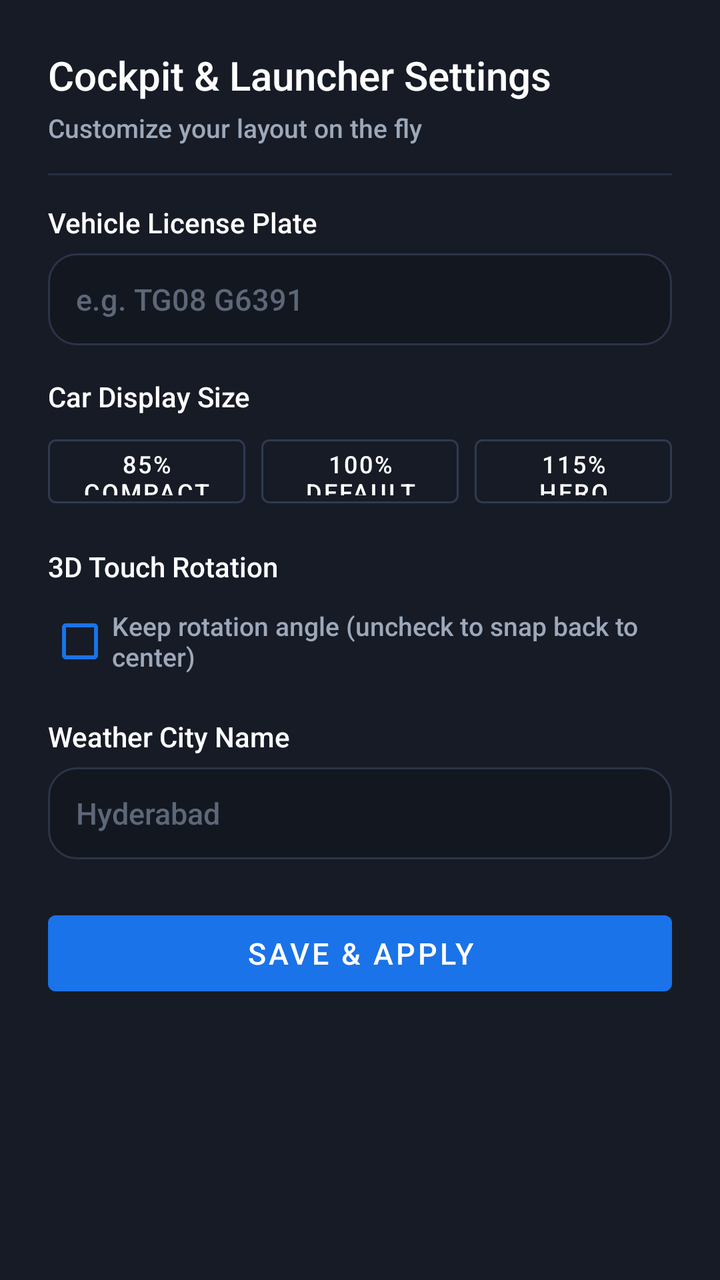
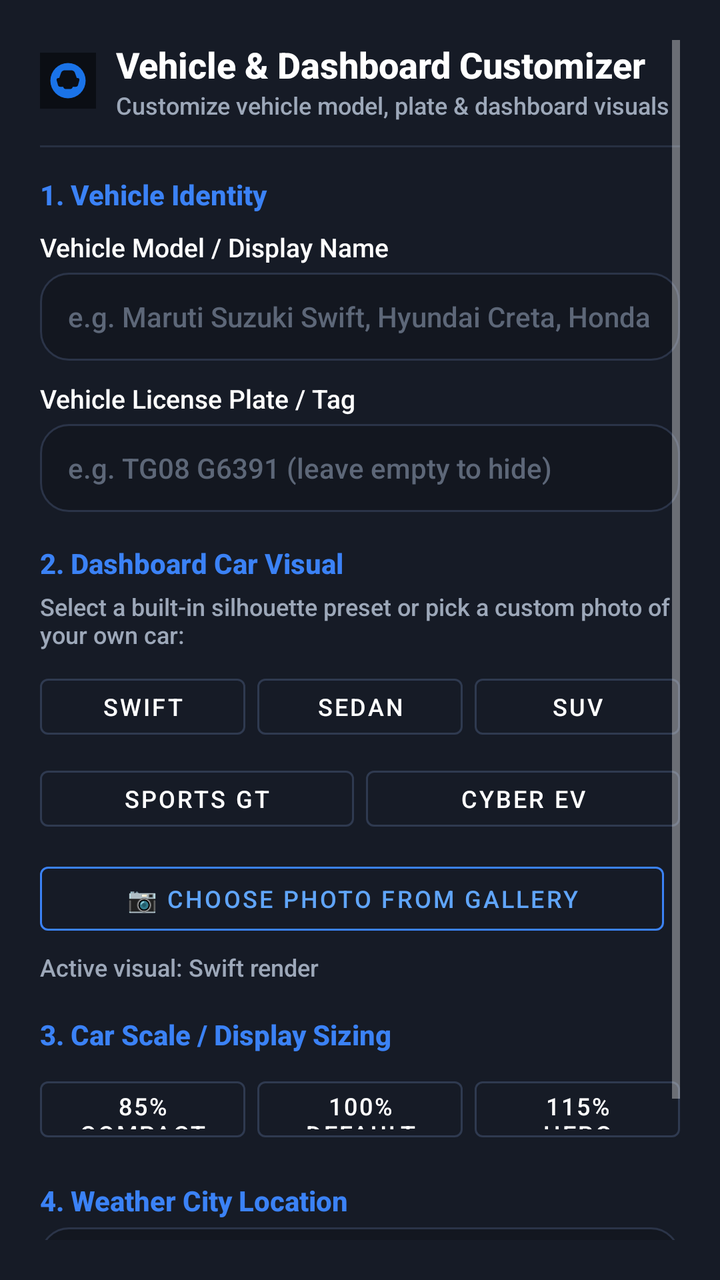

An Android layout rendered at two revisions. The XML below is the earlier revision; the diff shows what the commit changed to produce the second picture.
<!-- AndroidManifest.xml: application theme Theme.SwiftCarLauncher -->
<!-- res/layout/dialog_launcher_settings.xml -->
<?xml version="1.0" encoding="utf-8"?>
<ScrollView xmlns:android="http://schemas.android.com/apk/res/android"
    xmlns:app="http://schemas.android.com/apk/res-auto"
    android:layout_width="match_parent"
    android:layout_height="wrap_content"
    android:background="#161B26"
    android:padding="24dp">

    <LinearLayout
        android:layout_width="match_parent"
        android:layout_height="wrap_content"
        android:orientation="vertical">

        <TextView
            android:layout_width="wrap_content"
            android:layout_height="wrap_content"
            android:fontFamily="sans-serif-medium"
            android:text="Cockpit &amp; Launcher Settings"
            android:textColor="@color/text_primary"
            android:textSize="20sp" />

        <TextView
            android:layout_width="wrap_content"
            android:layout_height="wrap_content"
            android:layout_marginTop="4dp"
            android:text="Customize your layout on the fly"
            android:textColor="@color/text_secondary"
            android:textSize="13sp" />

        <View
            android:layout_width="match_parent"
            android:layout_height="1dp"
            android:layout_marginTop="14dp"
            android:layout_marginBottom="14dp"
            android:background="#273042" />

        
        <TextView
            android:layout_width="wrap_content"
            android:layout_height="wrap_content"
            android:fontFamily="sans-serif-medium"
            android:text="Vehicle License Plate"
            android:textColor="@color/text_primary"
            android:textSize="14sp" />

        <EditText
            android:id="@+id/editLicensePlate"
            android:layout_width="match_parent"
            android:layout_height="46dp"
            android:layout_marginTop="6dp"
            android:background="@drawable/bg_toggle_pill"
            android:hint="e.g. TG08 G6391"
            android:inputType="textCapCharacters"
            android:paddingStart="14dp"
            android:paddingEnd="14dp"
            android:textColor="@color/text_primary"
            android:textColorHint="@color/text_tertiary"
            android:textSize="15sp" />

        
        <TextView
            android:layout_width="wrap_content"
            android:layout_height="wrap_content"
            android:layout_marginTop="16dp"
            android:fontFamily="sans-serif-medium"
            android:text="Car Display Size"
            android:textColor="@color/text_primary"
            android:textSize="14sp" />

        <LinearLayout
            android:layout_width="match_parent"
            android:layout_height="44dp"
            android:layout_marginTop="6dp"
            android:orientation="horizontal">

            <Button
                android:id="@+id/btnSizeSmall"
                style="@style/Widget.MaterialComponents.Button.OutlinedButton"
                android:layout_width="0dp"
                android:layout_height="match_parent"
                android:layout_marginEnd="8dp"
                android:layout_weight="1"
                android:text="85% Compact"
                android:textColor="@color/text_primary"
                android:textSize="12sp"
                app:strokeColor="#2F3A50" />

            <Button
                android:id="@+id/btnSizeNormal"
                style="@style/Widget.MaterialComponents.Button.OutlinedButton"
                android:layout_width="0dp"
                android:layout_height="match_parent"
                android:layout_marginEnd="8dp"
                android:layout_weight="1"
                android:text="100% Default"
                android:textColor="@color/text_primary"
                android:textSize="12sp"
                app:strokeColor="#2F3A50" />

            <Button
                android:id="@+id/btnSizeLarge"
                style="@style/Widget.MaterialComponents.Button.OutlinedButton"
                android:layout_width="0dp"
                android:layout_height="match_parent"
                android:layout_weight="1"
                android:text="115% Hero"
                android:textColor="@color/text_primary"
                android:textSize="12sp"
                app:strokeColor="#2F3A50" />
        </LinearLayout>

        
        <TextView
            android:layout_width="wrap_content"
            android:layout_height="wrap_content"
            android:layout_marginTop="16dp"
            android:fontFamily="sans-serif-medium"
            android:text="3D Touch Rotation"
            android:textColor="@color/text_primary"
            android:textSize="14sp" />

        <CheckBox
            android:id="@+id/checkFreeRotate"
            android:layout_width="wrap_content"
            android:layout_height="wrap_content"
            android:layout_marginTop="4dp"
            android:buttonTint="@color/card_android_auto"
            android:text="Keep rotation angle (uncheck to snap back to center)"
            android:textColor="@color/text_secondary"
            android:textSize="13sp" />

        
        <TextView
            android:layout_width="wrap_content"
            android:layout_height="wrap_content"
            android:layout_marginTop="14dp"
            android:fontFamily="sans-serif-medium"
            android:text="Weather City Name"
            android:textColor="@color/text_primary"
            android:textSize="14sp" />

        <EditText
            android:id="@+id/editCity"
            android:layout_width="match_parent"
            android:layout_height="46dp"
            android:layout_marginTop="6dp"
            android:background="@drawable/bg_toggle_pill"
            android:hint="Hyderabad"
            android:inputType="textCapWords"
            android:paddingStart="14dp"
            android:paddingEnd="14dp"
            android:textColor="@color/text_primary"
            android:textColorHint="@color/text_tertiary"
            android:textSize="15sp" />

        
        <Button
            android:id="@+id/btnSaveSettings"
            android:layout_width="match_parent"
            android:layout_height="50dp"
            android:layout_marginTop="22dp"
            android:backgroundTint="@color/card_android_auto"
            android:fontFamily="sans-serif-medium"
            android:text="Save &amp; Apply"
            android:textColor="@color/text_primary"
            android:textSize="15sp" />

    </LinearLayout>
</ScrollView>
<!-- resources referenced by this layout -->
<resources>
  <color name="card_android_auto">#1A73E8</color>
  <color name="text_primary">#FFFFFF</color>
  <color name="text_secondary">#9DA8B9</color>
  <color name="text_tertiary">#5D6778</color>
  <!-- drawable bg_toggle_pill (drawable) -->
  <?xml version="1.0" encoding="utf-8"?>
  <ripple xmlns:android="http://schemas.android.com/apk/res/android"
      android:color="#26FFFFFF">
      <item>
          <shape android:shape="rectangle">
              <solid android:color="#131720" />
              <stroke
                  android:width="1dp"
                  android:color="#2B3448" />
              <corners android:radius="14dp" />
          </shape>
      </item>
  </ripple>
  <style name="Theme.SwiftCarLauncher" parent="Theme.MaterialComponents.NoActionBar">
          <item name="android:windowBackground">@color/bg_dashboard</item>
          <item name="android:statusBarColor">@color/bg_dashboard</item>
          <item name="android:navigationBarColor">@color/bg_dashboard</item>
          <item name="android:windowDrawsSystemBarBackgrounds">true</item>
          <item name="android:windowNoTitle">true</item>
          <item name="android:windowFullscreen">true</item>
          <item name="android:fontFamily">sans-serif-medium</item>
      </style>
  <color name="bg_dashboard">#0B0E14</color>
</resources>

<!-- the commit's change to res/layout/dialog_launcher_settings.xml (unified diff, before → after) -->
@@ -4,33 +4,54 @@
     android:layout_width="match_parent"
     android:layout_height="wrap_content"
     android:background="#161B26"
-    android:padding="24dp">
+    android:padding="20dp">
 
     <LinearLayout
         android:layout_width="match_parent"
         android:layout_height="wrap_content"
         android:orientation="vertical">
 
-        <TextView
-            android:layout_width="wrap_content"
-            android:layout_height="wrap_content"
-            android:fontFamily="sans-serif-medium"
-            android:text="Cockpit &amp; Launcher Settings"
-            android:textColor="@color/text_primary"
-            android:textSize="20sp" />
-
-        <TextView
-            android:layout_width="wrap_content"
-            android:layout_height="wrap_content"
-            android:layout_marginTop="4dp"
-            android:text="Customize your layout on the fly"
-            android:textColor="@color/text_secondary"
-            android:textSize="13sp" />
+        
+        <LinearLayout
+            android:layout_width="match_parent"
+            android:layout_height="wrap_content"
+            android:gravity="center_vertical"
+            android:orientation="horizontal">
+
+            <ImageView
+                android:layout_width="28dp"
+                android:layout_height="28dp"
+                android:layout_marginEnd="10dp"
+                android:src="@drawable/ic_launcher_car" />
+
+            <LinearLayout
+                android:layout_width="0dp"
+                android:layout_height="wrap_content"
+                android:layout_weight="1"
+                android:orientation="vertical">
+
+                <TextView
+                    android:layout_width="wrap_content"
+                    android:layout_height="wrap_content"
+                    android:fontFamily="sans-serif-medium"
+                    android:text="Vehicle &amp; Dashboard Customizer"
+                    android:textColor="@color/text_primary"
+                    android:textSize="18sp"
+                    android:textStyle="bold" />
+
+                <TextView
+                    android:layout_width="wrap_content"
+                    android:layout_height="wrap_content"
+                    android:text="Customize vehicle model, plate &amp; dashboard visuals"
+                    android:textColor="@color/text_secondary"
+                    android:textSize="12sp" />
+            </LinearLayout>
+        </LinearLayout>
 
         <View
             android:layout_width="match_parent"
             android:layout_height="1dp"
-            android:layout_marginTop="14dp"
+            android:layout_marginTop="12dp"
             android:layout_marginBottom="14dp"
             android:background="#273042" />
 
@@ -39,23 +60,58 @@
             android:layout_width="wrap_content"
             android:layout_height="wrap_content"
             android:fontFamily="sans-serif-medium"
-            android:text="Vehicle License Plate"
-            android:textColor="@color/text_primary"
+            android:text="1. Vehicle Identity"
+            android:textColor="#3B82F6"
+            android:textSize="14sp"
+            android:textStyle="bold" />
+
+        
+        <TextView
+            android:layout_width="wrap_content"
+            android:layout_height="wrap_content"
+            android:layout_marginTop="8dp"
+            android:fontFamily="sans-serif-medium"
+            android:text="Vehicle Model / Display Name"
+            android:textColor="@color/text_primary"
+            android:textSize="13sp" />
+
+        <EditText
+            android:id="@+id/editVehicleName"
+            android:layout_width="match_parent"
+            android:layout_height="44dp"
+            android:layout_marginTop="4dp"
+            android:background="@drawable/bg_toggle_pill"
+            android:hint="e.g. Maruti Suzuki Swift, Hyundai Creta, Honda Civic"
+            android:inputType="textCapWords"
+            android:paddingStart="14dp"
+            android:paddingEnd="14dp"
+            android:textColor="@color/text_primary"
+            android:textColorHint="@color/text_tertiary"
             android:textSize="14sp" />
+
+        
+        <TextView
+            android:layout_width="wrap_content"
+            android:layout_height="wrap_content"
+            android:layout_marginTop="10dp"
+            android:fontFamily="sans-serif-medium"
+            android:text="Vehicle License Plate / Tag"
+            android:textColor="@color/text_primary"
+            android:textSize="13sp" />
 
         <EditText
             android:id="@+id/editLicensePlate"
             android:layout_width="match_parent"
-            android:layout_height="46dp"
-            android:layout_marginTop="6dp"
+            android:layout_height="44dp"
+            android:layout_marginTop="4dp"
             android:background="@drawable/bg_toggle_pill"
-            android:hint="e.g. TG08 G6391"
+            android:hint="e.g. TG08 G6391 (leave empty to hide)"
             android:inputType="textCapCharacters"
             android:paddingStart="14dp"
             android:paddingEnd="14dp"
             android:textColor="@color/text_primary"
             android:textColorHint="@color/text_tertiary"
-            android:textSize="15sp" />
+            android:textSize="14sp" />
 
         
         <TextView
@@ -63,22 +119,162 @@
             android:layout_height="wrap_content"
             android:layout_marginTop="16dp"
             android:fontFamily="sans-serif-medium"
-            android:text="Car Display Size"
-            android:textColor="@color/text_primary"
-            android:textSize="14sp" />
-
-        <LinearLayout
-            android:layout_width="match_parent"
-            android:layout_height="44dp"
+            android:text="2. Dashboard Car Visual"
+            android:textColor="#3B82F6"
+            android:textSize="14sp"
+            android:textStyle="bold" />
+
+        <TextView
+            android:layout_width="wrap_content"
+            android:layout_height="wrap_content"
+            android:layout_marginTop="4dp"
+            android:text="Select a built-in silhouette preset or pick a custom photo of your own car:"
+            android:textColor="@color/text_secondary"
+            android:textSize="12sp" />
+
+        
+        <LinearLayout
+            android:layout_width="match_parent"
+            android:layout_height="40dp"
+            android:layout_marginTop="8dp"
+            android:orientation="horizontal">
+
+            <Button
+                android:id="@+id/btnPresetSwift"
+                style="@style/Widget.MaterialComponents.Button.OutlinedButton"
+                android:layout_width="0dp"
+                android:layout_height="match_parent"
+                android:layout_marginEnd="6dp"
+                android:layout_weight="1"
+                android:padding="0dp"
+                android:text="Swift"
+                android:textColor="@color/text_primary"
+                android:textSize="12sp"
+                app:strokeColor="#2F3A50" />
+
+            <Button
+                android:id="@+id/btnPresetSedan"
+                style="@style/Widget.MaterialComponents.Button.OutlinedButton"
+                android:layout_width="0dp"
+                android:layout_height="match_parent"
+                android:layout_marginEnd="6dp"
+                android:layout_weight="1"
+                android:padding="0dp"
+                android:text="Sedan"
+                android:textColor="@color/text_primary"
+                android:textSize="12sp"
+                app:strokeColor="#2F3A50" />
+
+            <Button
+                android:id="@+id/btnPresetSuv"
+                style="@style/Widget.MaterialComponents.Button.OutlinedButton"
+                android:layout_width="0dp"
+                android:layout_height="match_parent"
+                android:layout_weight="1"
+                android:padding="0dp"
+                android:text="SUV"
+                android:textColor="@color/text_primary"
+                android:textSize="12sp"
+                app:strokeColor="#2F3A50" />
+        </LinearLayout>
+
+        
+        <LinearLayout
+            android:layout_width="match_parent"
+            android:layout_height="40dp"
             android:layout_marginTop="6dp"
             android:orientation="horizontal">
 
             <Button
+                android:id="@+id/btnPresetSports"
+                style="@style/Widget.MaterialComponents.Button.OutlinedButton"
+                android:layout_width="0dp"
+                android:layout_height="match_parent"
+                android:layout_marginEnd="6dp"
+                android:layout_weight="1"
+                android:padding="0dp"
+                android:text="Sports GT"
+                android:textColor="@color/text_primary"
+                android:textSize="12sp"
+                app:strokeColor="#2F3A50" />
+
+            <Button
+                android:id="@+id/btnPresetEv"
+                style="@style/Widget.MaterialComponents.Button.OutlinedButton"
+                android:layout_width="0dp"
+                android:layout_height="match_parent"
+                android:layout_weight="1"
+                android:padding="0dp"
+                android:text="Cyber EV"
+                android:textColor="@color/text_primary"
+                android:textSize="12sp"
+                app:strokeColor="#2F3A50" />
+        </LinearLayout>
+
+        
+        <LinearLayout
+            android:layout_width="match_parent"
+            android:layout_height="wrap_content"
+            android:layout_marginTop="8dp"
+            android:gravity="center_vertical"
+            android:orientation="horizontal">
+
+            <Button
+                android:id="@+id/btnPickCustomImage"
+                style="@style/Widget.MaterialComponents.Button.OutlinedButton"
+                android:layout_width="0dp"
+                android:layout_height="44dp"
+                android:layout_marginEnd="8dp"
+                android:layout_weight="1"
+                android:text="📷 Choose Photo from Gallery"
+                android:textColor="#60A5FA"
+                android:textSize="12sp"
+                app:strokeColor="#3B82F6" />
+
+            <Button
+                android:id="@+id/btnClearCustomImage"
+                style="@style/Widget.MaterialComponents.Button.OutlinedButton"
+                android:layout_width="wrap_content"
+                android:layout_height="44dp"
+                android:text="Clear Photo"
+                android:textColor="#F87171"
+                android:textSize="12sp"
+                android:visibility="gone"
+                app:strokeColor="#EF4444" />
+        </LinearLayout>
+
+        <TextView
+            android:id="@+id/textCarVisualStatus"
+            android:layout_width="wrap_content"
+            android:layout_height="wrap_content"
+            android:layout_marginTop="4dp"
+            android:text="Active visual: Swift render"
+            android:textColor="@color/text_secondary"
+            android:textSize="12sp" />
+
+        
+        <TextView
+            android:layout_width="wrap_content"
+            android:layout_height="wrap_content"
+            android:layout_marginTop="16dp"
+            android:fontFamily="sans-serif-medium"
+            android:text="3. Car Scale / Display Sizing"
+            android:textColor="#3B82F6"
+            android:textSize="14sp"
+            android:textStyle="bold" />
+
+        <LinearLayout
+            android:layout_width="match_parent"
+            android:layout_height="40dp"
+            android:layout_marginTop="8dp"
+            android:orientation="horizontal">
+
+            <Button
                 android:id="@+id/btnSizeSmall"
                 style="@style/Widget.MaterialComponents.Button.OutlinedButton"
                 android:layout_width="0dp"
                 android:layout_height="match_parent"
-                android:layout_marginEnd="8dp"
+                android:layout_marginEnd="6dp"
                 android:layout_weight="1"
                 android:text="85% Compact"
                 android:textColor="@color/text_primary"
@@ -90,7 +286,7 @@
                 style="@style/Widget.MaterialComponents.Button.OutlinedButton"
                 android:layout_width="0dp"
                 android:layout_height="match_parent"
-                android:layout_marginEnd="8dp"
+                android:layout_marginEnd="6dp"
                 android:layout_weight="1"
                 android:text="100% Default"
                 android:textColor="@color/text_primary"
@@ -115,55 +311,54 @@
             android:layout_height="wrap_content"
             android:layout_marginTop="16dp"
             android:fontFamily="sans-serif-medium"
-            android:text="3D Touch Rotation"
-            android:textColor="@color/text_primary"
-            android:textSize="14sp" />
-
-        <CheckBox
-            android:id="@+id/checkFreeRotate"
-            android:layout_width="wrap_content"
-            android:layout_height="wrap_content"
-            android:layout_marginTop="4dp"
-            android:buttonTint="@color/card_android_auto"
-            android:text="Keep rotation angle (uncheck to snap back to center)"
-            android:textColor="@color/text_secondary"
-            android:textSize="13sp" />
-
-        
-        <TextView
-            android:layout_width="wrap_content"
-            android:layout_height="wrap_content"
-            android:layout_marginTop="14dp"
-            android:fontFamily="sans-serif-medium"
-            android:text="Weather City Name"
-            android:textColor="@color/text_primary"
-            android:textSize="14sp" />
+            android:text="4. Weather City Location"
+            android:textColor="#3B82F6"
+            android:textSize="14sp"
+            android:textStyle="bold" />
 
         <EditText
             android:id="@+id/editCity"
             android:layout_width="match_parent"
-            android:layout_height="46dp"
-            android:layout_marginTop="6dp"
+            android:layout_height="44dp"
+            android:layout_marginTop="4dp"
             android:background="@drawable/bg_toggle_pill"
-            android:hint="Hyderabad"
+            android:hint="e.g. Hyderabad, London, Los Angeles"
             android:inputType="textCapWords"
             android:paddingStart="14dp"
             android:paddingEnd="14dp"
             android:textColor="@color/text_primary"
             android:textColorHint="@color/text_tertiary"
-            android:textSize="15sp" />
-
-        
-        <Button
-            android:id="@+id/btnSaveSettings"
-            android:layout_width="match_parent"
-            android:layout_height="50dp"
-            android:layout_marginTop="22dp"
-            android:backgroundTint="@color/card_android_auto"
-            android:fontFamily="sans-serif-medium"
-            android:text="Save &amp; Apply"
-            android:textColor="@color/text_primary"
-            android:textSize="15sp" />
+            android:textSize="14sp" />
+
+        
+        <LinearLayout
+            android:layout_width="match_parent"
+            android:layout_height="48dp"
+            android:layout_marginTop="20dp"
+            android:orientation="horizontal">
+
+            <Button
+                android:id="@+id/btnCancelSettings"
+                style="@style/Widget.MaterialComponents.Button.TextButton"
+                android:layout_width="0dp"
+                android:layout_height="match_parent"
+                android:layout_marginEnd="8dp"
+                android:layout_weight="1"
+                android:text="Cancel"
+                android:textColor="@color/text_secondary"
+                android:textSize="14sp" />
+
+            <Button
+                android:id="@+id/btnSaveSettings"
+                android:layout_width="0dp"
+                android:layout_height="match_parent"
+                android:layout_weight="2"
+                android:backgroundTint="@color/card_android_auto"
+                android:fontFamily="sans-serif-medium"
+                android:text="Save &amp; Apply"
+                android:textColor="@color/text_primary"
+                android:textSize="14sp" />
+        </LinearLayout>
 
     </LinearLayout>
 </ScrollView>
<!-- resource entries referenced after the edit -->
@@ -18,6 +18,19 @@
           </shape>
       </item>
   </ripple>
+  <!-- drawable ic_launcher_car (drawable) -->
+  <vector xmlns:android="http://schemas.android.com/apk/res/android"
+      android:width="108dp"
+      android:height="108dp"
+      android:viewportWidth="108"
+      android:viewportHeight="108">
+      <path
+          android:fillColor="#0B0E14"
+          android:pathData="M0,0h108v108h-108z" />
+      <path
+          android:fillColor="#1A73E8"
+          android:pathData="M54,20A34,34 0 1 0 88,54 34,34 0 0 0 54,20ZM73,63.5C72.5,65 70,66 67,66L63,66C63,68 61,70 59,70L49,70C47,70 45,68 45,66L41,66C38,66 35.5,65 35,63.5L32,53C31.5,51 33,49 35,49L37,49 41,38C42,35.5 45,34 48,34L60,34C63,34 66,35.5 67,38L71,49 73,49C75,49 76.5,51 76,53Z" />
+  </vector>
   <style name="Theme.SwiftCarLauncher" parent="Theme.MaterialComponents.NoActionBar">
           <item name="android:windowBackground">@color/bg_dashboard</item>
           <item name="android:statusBarColor">@color/bg_dashboard</item>
